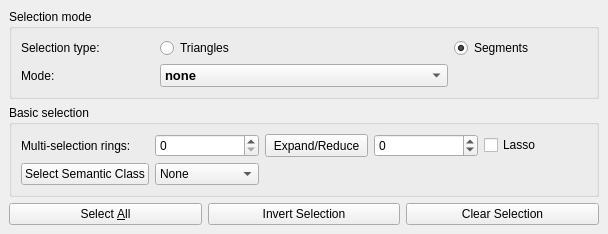
Qt form src/Plugins/PMP/Selection_widget.ui (tudelft3d/3D_Urban_Mesh_Annotator) before a commit.
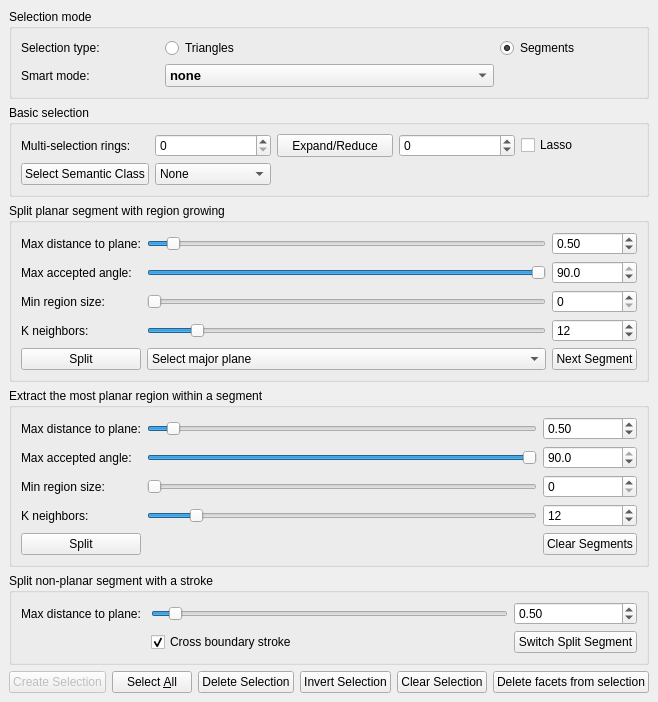
The same form after that commit.

```diff
--- a/src/Plugins/PMP/Selection_widget.ui
+++ b/src/Plugins/PMP/Selection_widget.ui
@@ -7,7 +7,7 @@
     <x>0</x>
     <y>0</y>
     <width>608</width>
-    <height>250</height>
+    <height>694</height>
    </rect>
   </property>
   <property name="sizePolicy">
@@ -53,7 +53,7 @@
                <item row="1" column="0">
                 <widget class="QLabel" name="Smart_label">
                  <property name="text">
-                  <string>Mode: </string>
+                  <string>Smart mode: </string>
                  </property>
                 </widget>
                </item>
@@ -98,11 +98,6 @@
                    <string>none</string>
                   </property>
                  </item>
-                 <item>
-                  <property name="text">
-                   <string>Extract small parts with a lasso</string>
-                  </property>
-                 </item>
                  <item>
                   <property name="text">
                    <string>Split non-planar segment with a stroke</string>
@@ -110,7 +105,12 @@
                  </item>
                  <item>
                   <property name="text">
-                   <string>Split planar segment with region growing</string>
+                   <string>Extract the most planar region within a segment</string>
+                  </property>
+                 </item>
+                 <item>
+                  <property name="text">
+                   <string>Split entire mesh with region growing</string>
                   </property>
                  </item>
                 </widget>
@@ -227,8 +227,606 @@
             </layout>
            </widget>
           </item>
+          <item>
+           <widget class="QGroupBox" name="split_planar_horizontalGroupBox">
+            <property name="enabled">
+             <bool>true</bool>
+            </property>
+            <property name="sizePolicy">
+             <sizepolicy hsizetype="Preferred" vsizetype="Fixed">
+              <horstretch>0</horstretch>
+              <verstretch>0</verstretch>
+             </sizepolicy>
+            </property>
+            <property name="title">
+             <string>Split planar segment with region growing</string>
+            </property>
+            <layout class="QHBoxLayout" name="horizontalLayout_9">
+             <property name="leftMargin">
+              <number>9</number>
+             </property>
+             <property name="topMargin">
+              <number>9</number>
+             </property>
+             <property name="rightMargin">
+              <number>9</number>
+             </property>
+             <property name="bottomMargin">
+              <number>9</number>
+             </property>
+             <item>
+              <layout class="QGridLayout" name="gridLayout">
+               <item row="2" column="1">
+                <widget class="QSlider" name="split_planar_angle_horizontalSlider">
+                 <property name="sizePolicy">
+                  <sizepolicy hsizetype="Expanding" vsizetype="Fixed">
+                   <horstretch>0</horstretch>
+                   <verstretch>0</verstretch>
+                  </sizepolicy>
+                 </property>
+                 <property name="maximum">
+                  <number>900</number>
+                 </property>
+                 <property name="value">
+                  <number>900</number>
+                 </property>
+                 <property name="tracking">
+                  <bool>false</bool>
+                 </property>
+                 <property name="orientation">
+                  <enum>Qt::Horizontal</enum>
+                 </property>
+                </widget>
+               </item>
+               <item row="2" column="2">
+                <widget class="QDoubleSpinBox" name="split_planar_angle_doubleSpinBox">
+                 <property name="sizePolicy">
+                  <sizepolicy hsizetype="Preferred" vsizetype="Fixed">
+                   <horstretch>0</horstretch>
+                   <verstretch>0</verstretch>
+                  </sizepolicy>
+                 </property>
+                 <property name="decimals">
+                  <number>1</number>
+                 </property>
+                 <property name="maximum">
+                  <double>90.000000000000000</double>
+                 </property>
+                 <property name="singleStep">
+                  <double>0.100000000000000</double>
+                 </property>
+                 <property name="value">
+                  <double>90.000000000000000</double>
+                 </property>
+                </widget>
+               </item>
+               <item row="3" column="0" alignment="Qt::AlignLeft">
+                <widget class="QLabel" name="split_planar_region_label">
+                 <property name="sizePolicy">
+                  <sizepolicy hsizetype="Minimum" vsizetype="Preferred">
+                   <horstretch>0</horstretch>
+                   <verstretch>0</verstretch>
+                  </sizepolicy>
+                 </property>
+                 <property name="text">
+                  <string>Min region size:</string>
+                 </property>
+                </widget>
+               </item>
+               <item row="1" column="2">
+                <widget class="QDoubleSpinBox" name="split_planar_distance_doubleSpinBox">
+                 <property name="sizePolicy">
+                  <sizepolicy hsizetype="Preferred" vsizetype="Fixed">
+                   <horstretch>0</horstretch>
+                   <verstretch>0</verstretch>
+                  </sizepolicy>
+                 </property>
+                 <property name="maximum">
+                  <double>10.000000000000000</double>
+                 </property>
+                 <property name="singleStep">
+                  <double>0.010000000000000</double>
+                 </property>
+                 <property name="value">
+                  <double>0.500000000000000</double>
+                 </property>
+                </widget>
+               </item>
+               <item row="1" column="0" alignment="Qt::AlignLeft">
+                <widget class="QLabel" name="split_planar_distance_label">
+                 <property name="sizePolicy">
+                  <sizepolicy hsizetype="Minimum" vsizetype="Preferred">
+                   <horstretch>0</horstretch>
+                   <verstretch>0</verstretch>
+                  </sizepolicy>
+                 </property>
+                 <property name="text">
+                  <string>Max distance to plane:</string>
+                 </property>
+                </widget>
+               </item>
+               <item row="1" column="1">
+                <widget class="QSlider" name="split_planar_distance_horizontalSlider">
+                 <property name="sizePolicy">
+                  <sizepolicy hsizetype="Expanding" vsizetype="Fixed">
+                   <horstretch>0</horstretch>
+                   <verstretch>0</verstretch>
+                  </sizepolicy>
+                 </property>
+                 <property name="maximum">
+                  <number>1000</number>
+                 </property>
+                 <property name="value">
+                  <number>50</number>
+                 </property>
+                 <property name="tracking">
+                  <bool>false</bool>
+                 </property>
+                 <property name="orientation">
+                  <enum>Qt::Horizontal</enum>
+                 </property>
+                </widget>
+               </item>
+               <item row="2" column="0" alignment="Qt::AlignLeft">
+                <widget class="QLabel" name="split_planar_angle_label">
+                 <property name="sizePolicy">
+                  <sizepolicy hsizetype="Minimum" vsizetype="Preferred">
+                   <horstretch>0</horstretch>
+                   <verstretch>0</verstretch>
+                  </sizepolicy>
+                 </property>
+                 <property name="text">
+                  <string>Max accepted angle:</string>
+                 </property>
+                </widget>
+               </item>
+               <item row="3" column="1">
+                <widget class="QSlider" name="split_planar_region_horizontalSlider">
+                 <property name="sizePolicy">
+                  <sizepolicy hsizetype="Expanding" vsizetype="Fixed">
+                   <horstretch>0</horstretch>
+                   <verstretch>0</verstretch>
+                  </sizepolicy>
+                 </property>
+                 <property name="maximum">
+                  <number>100</number>
+                 </property>
+                 <property name="tracking">
+                  <bool>false</bool>
+                 </property>
+                 <property name="orientation">
+                  <enum>Qt::Horizontal</enum>
+                 </property>
+                </widget>
+               </item>
+               <item row="5" column="0">
+                <widget class="QPushButton" name="split_planar_Button">
+                 <property name="text">
+                  <string>Split</string>
+                 </property>
+                </widget>
+               </item>
+               <item row="5" column="1">
+                <widget class="QComboBox" name="split_planar_comboBox">
+                 <property name="sizePolicy">
+                  <sizepolicy hsizetype="Preferred" vsizetype="Fixed">
+                   <horstretch>0</horstretch>
+                   <verstretch>0</verstretch>
+                  </sizepolicy>
+                 </property>
+                 <item>
+                  <property name="text">
+                   <string>Select major plane</string>
+                  </property>
+                 </item>
+                 <item>
+                  <property name="text">
+                   <string>Select all parts</string>
+                  </property>
+                 </item>
+                </widget>
+               </item>
+               <item row="3" column="2">
+                <widget class="QSpinBox" name="split_planar_regionSpinBox">
+                 <property name="sizePolicy">
+                  <sizepolicy hsizetype="Preferred" vsizetype="Fixed">
+                   <horstretch>0</horstretch>
+                   <verstretch>0</verstretch>
+                  </sizepolicy>
+                 </property>
+                 <property name="maximum">
+                  <number>100</number>
+                 </property>
+                </widget>
+               </item>
+               <item row="4" column="0">
+                <widget class="QLabel" name="split_planar_knn_label">
+                 <property name="text">
+                  <string>K neighbors: </string>
+                 </property>
+                </widget>
+               </item>
+               <item row="4" column="1">
+                <widget class="QSlider" name="split_planar_knn_horizontalSlider">
+                 <property name="minimum">
+                  <number>1</number>
+                 </property>
+                 <property name="maximum">
+                  <number>100</number>
+                 </property>
+                 <property name="value">
+                  <number>12</number>
+                 </property>
+                 <property name="tracking">
+                  <bool>false</bool>
+                 </property>
+                 <property name="orientation">
+                  <enum>Qt::Horizontal</enum>
+                 </property>
+                </widget>
+               </item>
+               <item row="4" column="2">
+                <widget class="QSpinBox" name="split_planar_knn_spinBox">
+                 <property name="minimum">
+                  <number>1</number>
+                 </property>
+                 <property name="maximum">
+                  <number>100</number>
+                 </property>
+                 <property name="value">
+                  <number>12</number>
+                 </property>
+                </widget>
+               </item>
+               <item row="5" column="2">
+                <widget class="QPushButton" name="split_planar_next_Button">
+                 <property name="text">
+                  <string>Next Segment</string>
+                 </property>
+                </widget>
+               </item>
+              </layout>
+             </item>
+            </layout>
+           </widget>
+          </item>
+          <item>
+           <widget class="QGroupBox" name="split_mesh_horizontalGroupBox">
+            <property name="sizePolicy">
+             <sizepolicy hsizetype="Preferred" vsizetype="Fixed">
+              <horstretch>0</horstretch>
+              <verstretch>0</verstretch>
+             </sizepolicy>
+            </property>
+            <property name="title">
+             <string>Extract the most planar region within a segment</string>
+            </property>
+            <layout class="QHBoxLayout" name="horizontalLayout_5">
+             <property name="leftMargin">
+              <number>9</number>
+             </property>
+             <property name="topMargin">
+              <number>9</number>
+             </property>
+             <property name="rightMargin">
+              <number>9</number>
+             </property>
+             <property name="bottomMargin">
+              <number>9</number>
+             </property>
+             <item>
+              <layout class="QGridLayout" name="gridLayout_8">
+               <item row="4" column="0">
+                <widget class="QPushButton" name="split_mesh_Button">
+                 <property name="text">
+                  <string>Split</string>
+                 </property>
+                </widget>
+               </item>
+               <item row="1" column="0">
+                <widget class="QLabel" name="split_mesh_angle_label">
+                 <property name="sizePolicy">
+                  <sizepolicy hsizetype="Minimum" vsizetype="Preferred">
+                   <horstretch>0</horstretch>
+                   <verstretch>0</verstretch>
+                  </sizepolicy>
+                 </property>
+                 <property name="text">
+                  <string>Max accepted angle:</string>
+                 </property>
+                </widget>
+               </item>
+               <item row="3" column="0">
+                <widget class="QLabel" name="split_mesh_knn_label">
+                 <property name="sizePolicy">
+                  <sizepolicy hsizetype="Minimum" vsizetype="Preferred">
+                   <horstretch>0</horstretch>
+                   <verstretch>0</verstretch>
+                  </sizepolicy>
+                 </property>
+                 <property name="text">
+                  <string>K neighbors: </string>
+                 </property>
+                </widget>
+               </item>
+               <item row="2" column="0">
+                <widget class="QLabel" name="split_mesh_region_label">
+                 <property name="sizePolicy">
+                  <sizepolicy hsizetype="Minimum" vsizetype="Preferred">
+                   <horstretch>0</horstretch>
+                   <verstretch>0</verstretch>
+                  </sizepolicy>
+                 </property>
+                 <property name="text">
+                  <string>Min region size:</string>
+                 </property>
+                </widget>
+               </item>
+               <item row="0" column="0">
+                <widget class="QLabel" name="split_mesh_distance_label">
+                 <property name="sizePolicy">
+                  <sizepolicy hsizetype="Minimum" vsizetype="Preferred">
+                   <horstretch>0</horstretch>
+                   <verstretch>0</verstretch>
+                  </sizepolicy>
+                 </property>
+                 <property name="text">
+                  <string>Max distance to plane:</string>
+                 </property>
+                </widget>
+               </item>
+               <item row="2" column="1">
+                <widget class="QSlider" name="split_mesh_region_horizontalSlider">
+                 <property name="maximum">
+                  <number>100</number>
+                 </property>
+                 <property name="tracking">
+                  <bool>false</bool>
+                 </property>
+                 <property name="orientation">
+                  <enum>Qt::Horizontal</enum>
+                 </property>
+                </widget>
+               </item>
+               <item row="3" column="1">
+                <widget class="QSlider" name="split_mesh_knn_horizontalSlider">
+                 <property name="minimum">
+                  <number>1</number>
+                 </property>
+                 <property name="maximum">
+                  <number>100</number>
+                 </property>
+                 <property name="value">
+                  <number>12</number>
+                 </property>
+                 <property name="tracking">
+                  <bool>false</bool>
+                 </property>
+                 <property name="orientation">
+                  <enum>Qt::Horizontal</enum>
+                 </property>
+                </widget>
+               </item>
+               <item row="0" column="1">
+                <widget class="QSlider" name="split_mesh_distance_horizontalSlider">
+                 <property name="maximum">
+                  <number>1000</number>
+                 </property>
+                 <property name="value">
+                  <number>50</number>
+                 </property>
+                 <property name="tracking">
+                  <bool>false</bool>
+                 </property>
+                 <property name="orientation">
+                  <enum>Qt::Horizontal</enum>
+                 </property>
+                </widget>
+               </item>
+               <item row="1" column="1">
+                <widget class="QSlider" name="split_mesh_angle_horizontalSlider">
+                 <property name="maximum">
+                  <number>900</number>
+                 </property>
+                 <property name="value">
+                  <number>900</number>
+                 </property>
+                 <property name="tracking">
+                  <bool>false</bool>
+                 </property>
+                 <property name="orientation">
+                  <enum>Qt::Horizontal</enum>
+                 </property>
+                </widget>
+               </item>
+               <item row="0" column="2">
+                <widget class="QDoubleSpinBox" name="split_mesh_distance_doubleSpinBox">
+                 <property name="sizePolicy">
+                  <sizepolicy hsizetype="Preferred" vsizetype="Fixed">
+                   <horstretch>0</horstretch>
+                   <verstretch>0</verstretch>
+                  </sizepolicy>
+                 </property>
+                 <property name="maximum">
+                  <double>10.000000000000000</double>
+                 </property>
+                 <property name="singleStep">
+                  <double>0.010000000000000</double>
+                 </property>
+                 <property name="value">
+                  <double>0.500000000000000</double>
+                 </property>
+                </widget>
+               </item>
+               <item row="1" column="2">
+                <widget class="QDoubleSpinBox" name="split_mesh_angle_doubleSpinBox">
+                 <property name="sizePolicy">
+                  <sizepolicy hsizetype="Preferred" vsizetype="Fixed">
+                   <horstretch>0</horstretch>
+                   <verstretch>0</verstretch>
+                  </sizepolicy>
+                 </property>
+                 <property name="decimals">
+                  <number>1</number>
+                 </property>
+                 <property name="maximum">
+                  <double>90.000000000000000</double>
+                 </property>
+                 <property name="singleStep">
+                  <double>0.100000000000000</double>
+                 </property>
+                 <property name="value">
+                  <double>90.000000000000000</double>
+                 </property>
+                </widget>
+               </item>
+               <item row="2" column="2">
+                <widget class="QSpinBox" name="split_mesh_regionSpinBox">
+                 <property name="sizePolicy">
+                  <sizepolicy hsizetype="Preferred" vsizetype="Fixed">
+                   <horstretch>0</horstretch>
+                   <verstretch>0</verstretch>
+                  </sizepolicy>
+                 </property>
+                 <property name="maximum">
+                  <number>100</number>
+                 </property>
+                </widget>
+               </item>
+               <item row="3" column="2">
+                <widget class="QSpinBox" name="split_mesh_knn_spinBox">
+                 <property name="sizePolicy">
+                  <sizepolicy hsizetype="Minimum" vsizetype="Fixed">
+                   <horstretch>0</horstretch>
+                   <verstretch>0</verstretch>
+                  </sizepolicy>
+                 </property>
+                 <property name="minimum">
+                  <number>1</number>
+                 </property>
+                 <property name="maximum">
+                  <number>100</number>
+                 </property>
+                 <property name="value">
+                  <number>12</number>
+                 </property>
+                </widget>
+               </item>
+               <item row="4" column="2">
+                <widget class="QPushButton" name="clear_segs_mesh_Button">
+                 <property name="text">
+                  <string>Clear Segments</string>
+                 </property>
+                </widget>
+               </item>
+              </layout>
+             </item>
+            </layout>
+           </widget>
+          </item>
+          <item>
+           <widget class="QGroupBox" name="split_non_planar_horizontalGroupBox">
+            <property name="sizePolicy">
+             <sizepolicy hsizetype="Preferred" vsizetype="Fixed">
+              <horstretch>0</horstretch>
+              <verstretch>0</verstretch>
+             </sizepolicy>
+            </property>
+            <property name="title">
+             <string>Split non-planar segment with a stroke</string>
+            </property>
+            <layout class="QHBoxLayout" name="horizontalLayout_2">
+             <property name="leftMargin">
+              <number>9</number>
+             </property>
+             <property name="topMargin">
+              <number>9</number>
+             </property>
+             <property name="rightMargin">
+              <number>9</number>
+             </property>
+             <property name="bottomMargin">
+              <number>9</number>
+             </property>
+             <item>
+              <layout class="QGridLayout" name="gridLayout_2">
+               <item row="1" column="2">
+                <widget class="QDoubleSpinBox" name="split_non_planar_doubleSpinBox">
+                 <property name="maximum">
+                  <double>10.000000000000000</double>
+                 </property>
+                 <property name="singleStep">
+                  <double>0.010000000000000</double>
+                 </property>
+                 <property name="value">
+                  <double>0.500000000000000</double>
+                 </property>
+                </widget>
+               </item>
+               <item row="1" column="0">
+                <widget class="QLabel" name="split_planar_pnp_distance_label">
+                 <property name="text">
+                  <string>Max distance to plane: </string>
+                 </property>
+                </widget>
+               </item>
+               <item row="1" column="1">
+                <widget class="QSlider" name="split_non_planar_horizontalSlider">
+                 <property name="maximum">
+                  <number>1000</number>
+                 </property>
+                 <property name="value">
+                  <number>50</number>
+                 </property>
+                 <property name="tracking">
+                  <bool>false</bool>
+                 </property>
+                 <property name="orientation">
+                  <enum>Qt::Horizontal</enum>
+                 </property>
+                </widget>
+               </item>
+               <item row="2" column="2">
+                <widget class="QPushButton" name="split_non_planar_switchButton">
+                 <property name="text">
+                  <string>Switch Split Segment</string>
+                 </property>
+                </widget>
+               </item>
+               <item row="2" column="1" alignment="Qt::AlignLeft">
+                <widget class="QCheckBox" name="split_non_planar_stroke">
+                 <property name="text">
+                  <string>Cross boundary stroke</string>
+                 </property>
+                 <property name="checked">
+                  <bool>true</bool>
+                 </property>
+                </widget>
+               </item>
+              </layout>
+             </item>
+            </layout>
+           </widget>
+          </item>
           <item>
            <layout class="QHBoxLayout" name="horizontalLayout_7">
+            <item>
+             <widget class="QPushButton" name="Create_selection_item_button">
+              <property name="enabled">
+               <bool>false</bool>
+              </property>
+              <property name="font">
+               <font>
+                <weight>50</weight>
+                <italic>false</italic>
+                <bold>false</bold>
+               </font>
+              </property>
+              <property name="text">
+               <string>Create Selection</string>
+              </property>
+             </widget>
+            </item>
             <item>
              <widget class="QPushButton" name="Select_all_button">
               <property name="toolTip">
@@ -239,6 +837,13 @@
               </property>
              </widget>
             </item>
+            <item>
+             <widget class="QPushButton" name="Delete_selection_button">
+              <property name="text">
+               <string>Delete Selection</string>
+              </property>
+             </widget>
+            </item>
             <item>
              <widget class="QPushButton" name="Inverse_selection_button">
               <property name="toolTip">
@@ -259,6 +864,13 @@
               </property>
              </widget>
             </item>
+            <item>
+             <widget class="QPushButton" name="Delete_facets_from_selection">
+              <property name="text">
+               <string>Delete facets from selection</string>
+              </property>
+             </widget>
+            </item>
            </layout>
           </item>
          </layout>
```
